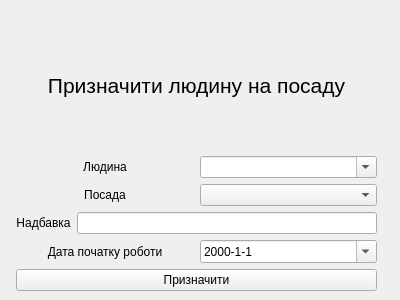
The window that project_files/manager_windows/assign_human_to_position.ui (positivcheg94/school_db_iasa_MO) describes before a commit, drawn with Qt 5.
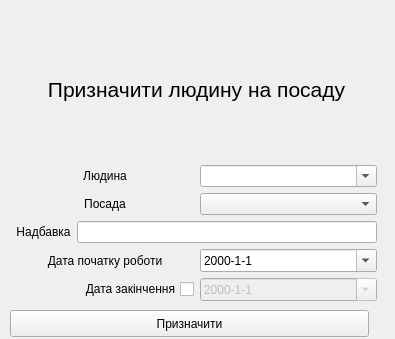
The same window after the commit.

Diff of the .ui file:
```diff
--- a/project_files/manager_windows/assign_human_to_position.ui
+++ b/project_files/manager_windows/assign_human_to_position.ui
@@ -6,8 +6,8 @@
    <rect>
     <x>0</x>
     <y>0</y>
-    <width>400</width>
-    <height>300</height>
+    <width>395</width>
+    <height>339</height>
    </rect>
   </property>
   <property name="windowTitle">
@@ -19,7 +19,7 @@
      <x>16</x>
      <y>20</y>
      <width>361</width>
-     <height>271</height>
+     <height>281</height>
     </rect>
    </property>
    <layout class="QVBoxLayout" name="verticalLayout">
@@ -118,14 +118,47 @@
      </layout>
     </item>
     <item>
-     <widget class="QPushButton" name="submit_button">
-      <property name="text">
-       <string>Призначити</string>
-      </property>
-     </widget>
+     <layout class="QHBoxLayout" name="horizontalLayout_5">
+      <item>
+       <widget class="QCheckBox" name="end_date_is_active">
+        <property name="layoutDirection">
+         <enum>Qt::RightToLeft</enum>
+        </property>
+        <property name="text">
+         <string>Дата закінчення</string>
+        </property>
+       </widget>
+      </item>
+      <item>
+       <widget class="QDateEdit" name="end_date">
+        <property name="enabled">
+         <bool>false</bool>
+        </property>
+        <property name="displayFormat">
+         <string>yyyy-M-d</string>
+        </property>
+        <property name="calendarPopup">
+         <bool>true</bool>
+        </property>
+       </widget>
+      </item>
+     </layout>
     </item>
    </layout>
   </widget>
+  <widget class="QPushButton" name="submit_button">
+   <property name="geometry">
+    <rect>
+     <x>10</x>
+     <y>310</y>
+     <width>359</width>
+     <height>27</height>
+    </rect>
+   </property>
+   <property name="text">
+    <string>Призначити</string>
+   </property>
+  </widget>
  </widget>
  <resources/>
  <connections/>
```
